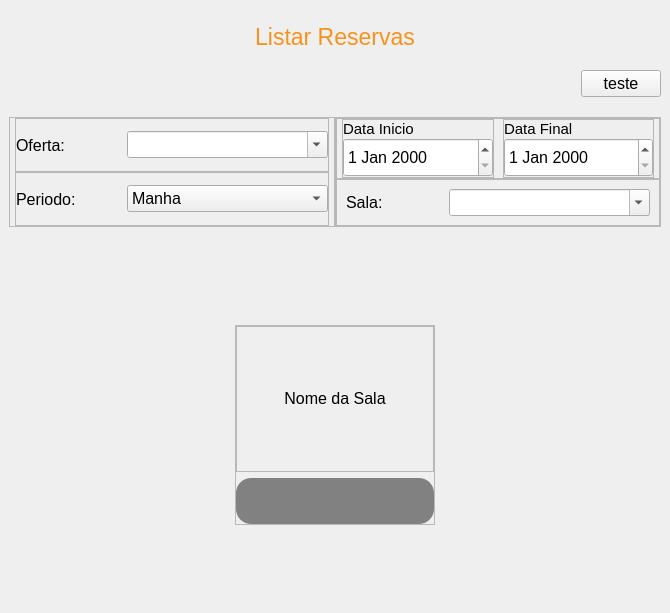
Old version of the form App/view/ui/pesquisa.ui in the repository Senac-SOR-ADS/Mapa-de-Sala.
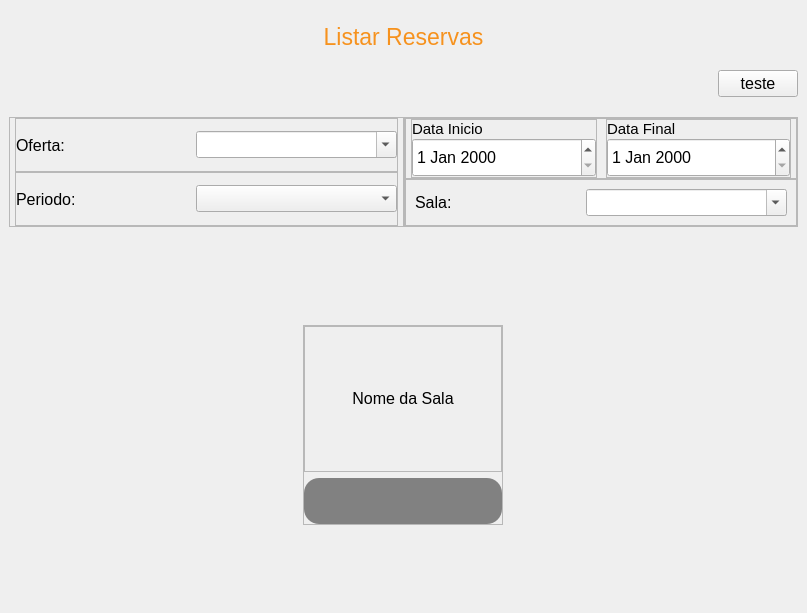
New version of the form. Icons and pictures are not drawn.

Commit message:
Tela de pesquisa (#224)
* Populando Tela

Adicionei funções e informações na tela de pesquisa

* Update pesquisa.ui

---------

Patch:
```diff
--- a/App/view/ui/pesquisa.ui
+++ b/App/view/ui/pesquisa.ui
@@ -6,7 +6,7 @@
    <rect>
     <x>0</x>
     <y>0</y>
-    <width>670</width>
+    <width>807</width>
     <height>613</height>
    </rect>
   </property>
@@ -212,6 +212,11 @@
                      <property name="editable">
                       <bool>true</bool>
                      </property>
+                     <item>
+                      <property name="text">
+                       <string/>
+                      </property>
+                     </item>
                     </widget>
                    </item>
                   </layout>
@@ -272,6 +277,11 @@
                        <pointsize>12</pointsize>
                       </font>
                      </property>
+                     <item>
+                      <property name="text">
+                       <string/>
+                      </property>
+                     </item>
                      <item>
                       <property name="text">
                        <string>Manha</string>
@@ -505,6 +515,11 @@
                      <property name="editable">
                       <bool>true</bool>
                      </property>
+                     <item>
+                      <property name="text">
+                       <string/>
+                      </property>
+                     </item>
                     </widget>
                    </item>
                   </layout>
```
The commit also changes 1 other file.
